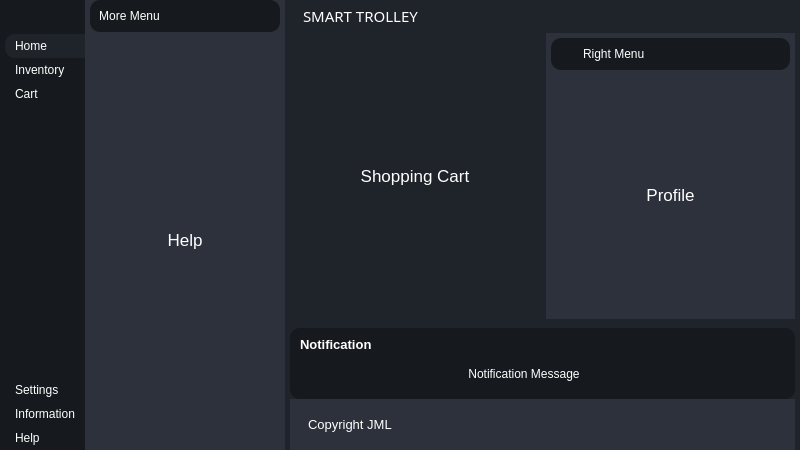
Smart-Trolley-LMJ/Frontend, file Smart Trolley/UI/interface.ui: the form before one commit.
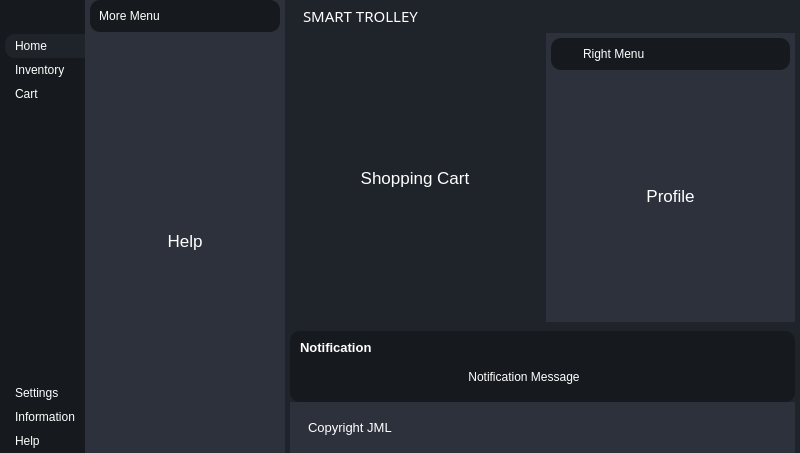
The form after the commit. Icons and pictures are not drawn.

Diff of the .ui file:
```diff
--- a/Smart Trolley/UI/interface.ui
+++ b/Smart Trolley/UI/interface.ui
@@ -7,7 +7,7 @@
     <x>0</x>
     <y>0</y>
     <width>800</width>
-    <height>450</height>
+    <height>453</height>
    </rect>
   </property>
   <property name="windowTitle">
```
Left out of the diff: 6 changed lines with no effect on the pictures. Lines whose indentation alone changed are shown as unchanged.
